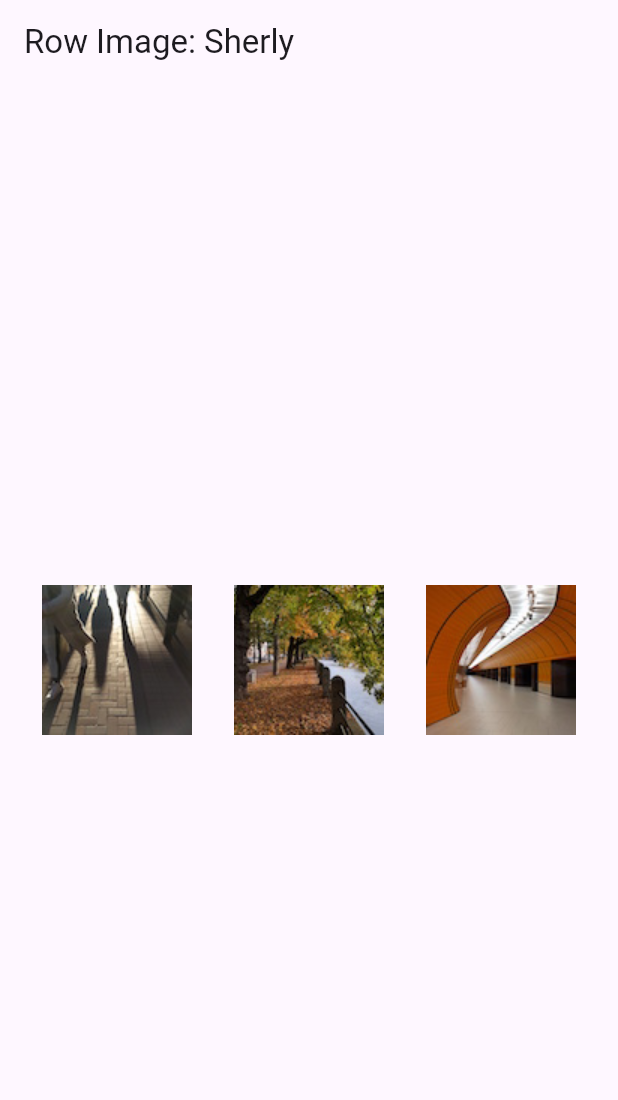
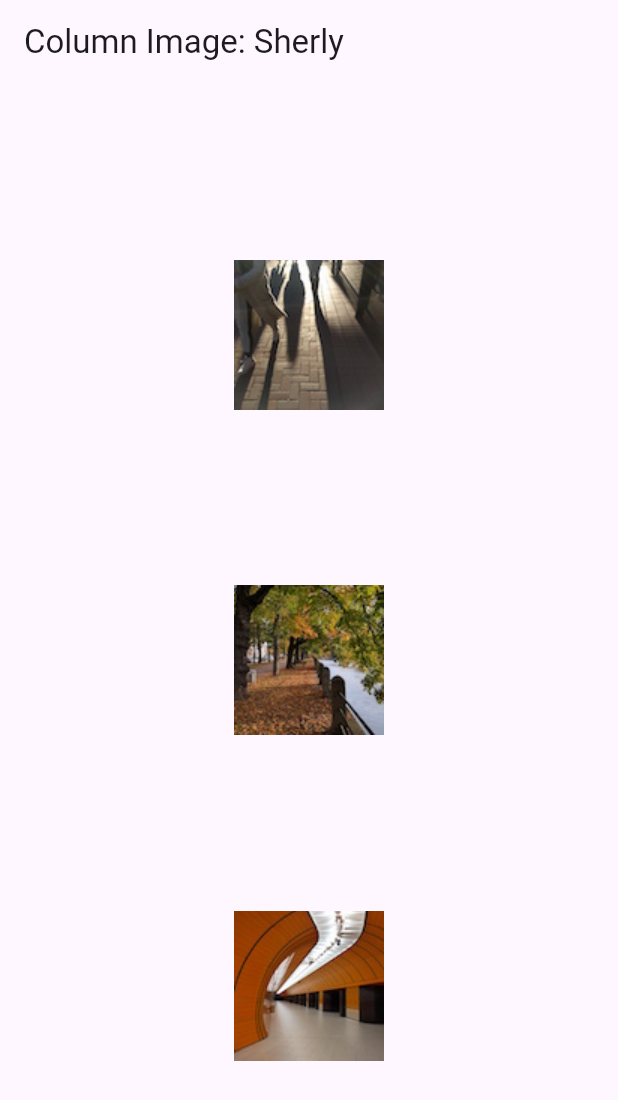
Before and after one commit to sherlyazkiah/basic_layout_flutter, a Flutter app: the screen it shows after launch, on a phone screen of 412 x 824 dp. Shown: the top 1100 px of the screen. Run offline on Flutter 3.47's test engine with Material 3 defaults, Android fonts, the phone set to English and light mode, and no system bars.

Commit message:
column image

```diff
--- a/lib/main.dart
+++ b/lib/main.dart
@@ -9,13 +9,13 @@ class MyApp extends StatelessWidget {
 
   @override
   Widget build(BuildContext context) {
-    const String appTitle = 'Row Image: Sherly';
+    const String appTitle = 'Column Image: Sherly';
     return MaterialApp(
       title: appTitle,
       home: Scaffold(
         appBar: AppBar(title: const Text(appTitle)),
         body: Center(
-          child: buildRow(),
+          child: buildColumn(),
         ),
       ),
     );
@@ -23,8 +23,17 @@ class MyApp extends StatelessWidget {
 }
 
 Widget buildRow() =>
-      // #docregion row
       Row(
+        mainAxisAlignment: MainAxisAlignment.spaceEvenly,
+        children: [
+          Image.asset('images/pic1.jpg'),
+          Image.asset('images/pic2.jpg'),
+          Image.asset('images/pic3.jpg'),
+        ],
+      );
+
+Widget buildColumn() =>
+      Column(
         mainAxisAlignment: MainAxisAlignment.spaceEvenly,
         children: [
           Image.asset('images/pic1.jpg'),
```
Also changed, not shown: img/column.png (added).
